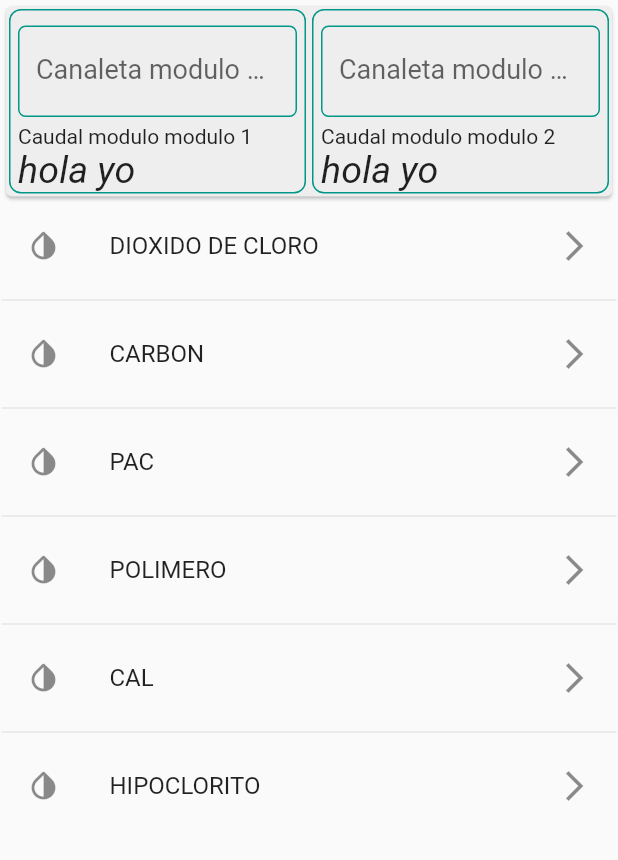
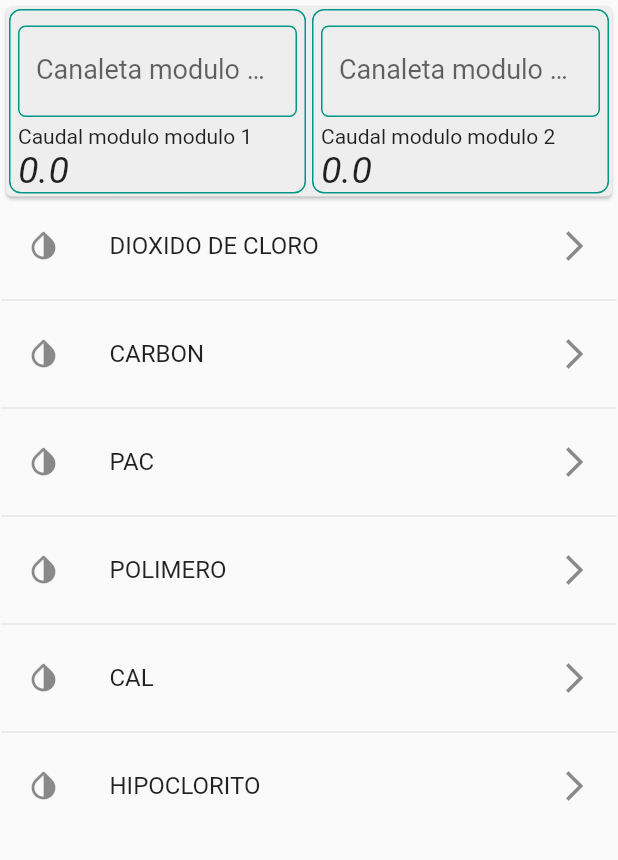
Before and after one commit to HadezVargas/dosificacion, a Flutter app: the screen it shows after launch, on a phone screen of 412 x 824 dp, the part 84-944 px from its top. Run offline on Flutter 3.47's test engine with Material 2 defaults, Android fonts, the phone set to English and light mode, and no system bars; our stand-ins replace get, stop_watch_timer.

```diff
--- a/dosificacion/lib/app/core/utils/barrel_files/bindings.dart
+++ b/dosificacion/lib/app/core/utils/barrel_files/bindings.dart
@@ -7,3 +7,4 @@ export 'package:dosificacion/app/modules/estabilizacion/estabilizacion_binding.d
 export 'package:dosificacion/app/modules/floculacion/floculacion_binding.dart';
 export 'package:dosificacion/app/modules/home/home_binding.dart';
 export 'package:dosificacion/app/modules/oxidacion/oxidacion_binding.dart';
+export 'package:dosificacion/app/modules/splash/splash_binding.dart';
--- a/dosificacion/lib/app/core/utils/barrel_files/controllers.dart
+++ b/dosificacion/lib/app/core/utils/barrel_files/controllers.dart
@@ -8,3 +8,4 @@ export 'package:dosificacion/app/modules/estabilizacion/estabilizacion_controlle
 export 'package:dosificacion/app/modules/floculacion/floculacion_controller.dart';
 export 'package:dosificacion/app/modules/home/home_controller.dart';
 export 'package:dosificacion/app/modules/oxidacion/oxidacion_controller.dart';
+export 'package:dosificacion/app/modules/splash/splash_controller.dart';
--- a/dosificacion/lib/app/core/utils/barrel_files/screens.dart
+++ b/dosificacion/lib/app/core/utils/barrel_files/screens.dart
@@ -7,3 +7,4 @@ export 'package:dosificacion/app/modules/estabilizacion/estabilizacion_screen.da
 export 'package:dosificacion/app/modules/floculacion/floculacion_screen.dart';
 export 'package:dosificacion/app/modules/home/home_screen.dart';
 export 'package:dosificacion/app/modules/oxidacion/oxidacion_screen.dart';
+export 'package:dosificacion/app/modules/splash/splash_screen.dart';
--- a/dosificacion/lib/app/data/global_controller/global_controller.dart
+++ b/dosificacion/lib/app/data/global_controller/global_controller.dart
@@ -7,15 +7,18 @@ import 'package:get/get.dart';
 import 'package:stop_watch_timer/stop_watch_timer.dart';
 
 class GlobalController extends GetxController {
-  final RxDouble _caudal_Modulo_1 = 0.0.obs;
-  final RxDouble _caudal_Modulo_2 = 0.0.obs;
-  final RxDouble _caudal_Total = 220.0.obs;
+  final RxDouble _caudalModulo_1 = 0.0.obs;
+  final RxDouble _caudalModulo_2 = 0.0.obs;
+  final RxDouble _caudalTotal = 220.0.obs;
   final StopWatchTimer _stopWatch = StopWatchTimer(mode: StopWatchMode.countUp);
 
-  RxDouble get caudalModulo1 => _caudal_Modulo_1;
-  RxDouble get caudalModulo2 => _caudal_Modulo_2;
-  RxDouble get caudalTotal => _caudal_Total;
+  RxDouble get caudalModulo1 => _caudalModulo_1;
+  RxDouble get caudalModulo2 => _caudalModulo_2;
+  RxDouble get caudalTotal => _caudalTotal;
   StopWatchTimer get stopWatch => _stopWatch;
+
+  setcaudalModulo1(double valor) => _caudalModulo_1.value = valor;
+  setcaudalModulo2(double valor) => _caudalModulo_2.value = valor;
 
   /// Funciones para el manejo del cronometro
   void start() => _stopWatch.onExecute.add(StopWatchExecute.start);
--- a/dosificacion/lib/app/data/global_widgets/custom_input_field.dart
+++ b/dosificacion/lib/app/data/global_widgets/custom_input_field.dart
@@ -10,8 +10,12 @@ class CustomInputField extends StatelessWidget {
     this.initialValue,
     this.captura,
     this.controller,
+    this.funcionCaudal,
+    this.setcaudal,
   }) : super(key: key);
   //TODO: definir que son cada una de estos atributos
+  final Function? funcionCaudal;
+  final Function? setcaudal;
   final Function? function;
   final Function? setFunction;
   final String? label;
@@ -33,11 +37,7 @@ class CustomInputField extends StatelessWidget {
       style: const TextStyle(fontSize: 18),
       keyboardType: TextInputType.number,
       onChanged: (value) {
-        if (setFunction != null && function != null) {
-          setFunction!(value, function);
-        } else if (setFunction != null) {
-          setFunction!(value);
-        }
+        setcaudal!(funcionCaudal!(double.parse(value)));
       },
     );
   }
--- a/dosificacion/lib/app/modules/dosificacion/dosificacion_controller.dart
+++ b/dosificacion/lib/app/modules/dosificacion/dosificacion_controller.dart
@@ -1,3 +1,10 @@
 import 'package:get/get.dart';
 
-class DosificacionController extends GetxController {}
+import 'package:dosificacion/app/core/utils/barrel_files/providers.dart';
+
+class DosificacionController extends GetxController {
+  double alturaCanaleta_1 = 0;
+  double alturaCanaleta_2 = 0;
+
+  Function caudal = FormulasProvider.caudal;
+}
--- a/dosificacion/lib/app/modules/dosificacion/dosificacion_repository.dart
+++ b/dosificacion/lib/app/modules/dosificacion/dosificacion_repository.dart
@@ -0,0 +1 @@
+class DosificacionReposituory {}
--- a/dosificacion/lib/app/modules/dosificacion/dosificacion_screen.dart
+++ b/dosificacion/lib/app/modules/dosificacion/dosificacion_screen.dart
@@ -11,13 +11,12 @@ class DosificacionScreen extends StatelessWidget {
 
   @override
   Widget build(BuildContext context) {
-    return GetBuilder<DosificacionController>(builder: (_) {
     return Scaffold(
         appBar: AppBar(title: const Center(child: Text('Dosificacion'))),
         body: SingleChildScrollView(
             child: Column(
           children: [
-              const CardCaudales(),
+            CardCaudales(),
             Container(
               decoration: AppTheme.decorationContainer,
               //TODO: cambiar la funcion por la de guardar en base de datos
@@ -25,6 +24,5 @@ class DosificacionScreen extends StatelessWidget {
             )
           ],
         )));
-    });
   }
 }
--- a/dosificacion/lib/app/modules/dosificacion/local_widgets/card_caudales.dart
+++ b/dosificacion/lib/app/modules/dosificacion/local_widgets/card_caudales.dart
@@ -1,19 +1,40 @@
+import 'package:dosificacion/app/core/utils/barrel_files/controllers.dart';
 import 'package:dosificacion/app/modules/dosificacion/local_widgets/input_caudal_canaleta.dart';
 import 'package:flutter/material.dart';
 import 'package:get/get.dart';
 
 class CardCaudales extends StatelessWidget {
-  const CardCaudales({Key? key}) : super(key: key);
+  CardCaudales({Key? key}) : super(key: key);
 
   @override
   Widget build(BuildContext context) {
-    return Card(
-      child: Row(
-        children: const [
-          InputCaudalCanaleta(modulo: 'modulo 1'),
-          InputCaudalCanaleta(modulo: 'modulo 2')
-        ],
-      ),
+    final GlobalController global = Get.find<GlobalController>();
+    final setCaudal1 = global.setcaudalModulo1;
+    final setCaudal2 = global.setcaudalModulo2;
+    final caudal1 = global.caudalModulo1;
+    final caudal2 = global.caudalModulo2;
+    return GetBuilder<DosificacionController>(
+      builder: (_) {
+        Function funcionCaudal = _.caudal;
+        return Card(
+          child: Row(
+            children: [
+              InputCaudalCanaleta(
+                modulo: 'modulo 1',
+                funcionCaudal: funcionCaudal,
+                setCaudal: setCaudal1,
+                caudal: caudal1,
+              ),
+              InputCaudalCanaleta(
+                modulo: 'modulo 2',
+                funcionCaudal: funcionCaudal,
+                setCaudal: setCaudal2,
+                caudal: caudal2,
+              )
+            ],
+          ),
+        );
+      },
     );
   }
 }
--- a/dosificacion/lib/app/modules/dosificacion/local_widgets/input_caudal_canaleta.dart
+++ b/dosificacion/lib/app/modules/dosificacion/local_widgets/input_caudal_canaleta.dart
@@ -1,3 +1,4 @@
+import 'package:dosificacion/app/core/utils/barrel_files/controllers.dart';
 import 'package:flutter/material.dart';
 import 'package:get/get.dart';
 
@@ -7,7 +8,17 @@ import '../../../core/utils/barrel_files/global_widgets.dart';
 class InputCaudalCanaleta extends StatelessWidget {
   ///[modulo] recibe un string con el numero del modulo que se va a mostrar
   final String modulo;
-  const InputCaudalCanaleta({Key? key, required this.modulo}) : super(key: key);
+  final Function funcionCaudal;
+  final Function setCaudal;
+  final RxDouble caudal;
+  // GlobalController global = Get.find();
+  const InputCaudalCanaleta(
+      {Key? key,
+      required this.modulo,
+      required this.funcionCaudal,
+      required this.setCaudal,
+      required this.caudal})
+      : super(key: key);
 
   @override
   Widget build(BuildContext context) {
@@ -25,6 +36,8 @@ class InputCaudalCanaleta extends StatelessWidget {
                 child: CustomInputField(
                   label: 'Canaleta modulo $modulo',
                   hintText: 'Altura canaleta',
+                  funcionCaudal: funcionCaudal,
+                  setcaudal: setCaudal,
                 )),
             Padding(
                 padding: const EdgeInsets.only(left: 5),
@@ -33,10 +46,11 @@ class InputCaudalCanaleta extends StatelessWidget {
                 )),
             Padding(
                 padding: const EdgeInsets.only(left: 5),
-                child: Text(
-                  'hola yo',
-                  style: TextStyle(fontStyle: FontStyle.italic, fontSize: 25),
-                )),
+                child: Obx(() => Text(
+                      caudal.value.toString(),
+                      style: const TextStyle(
+                          fontStyle: FontStyle.italic, fontSize: 25),
+                    ))),
           ],
         ),
       ),
--- /dev/null
+++ b/dosificacion/lib/app/modules/splash/splash_binding.dart
@@ -0,0 +1,10 @@
+import 'package:get/get.dart';
+
+import 'package:dosificacion/app/modules/Splash/splash_controller.dart';
+
+class SplashBinding implements Bindings {
+  @override
+  void dependencies() {
+    Get.lazyPut<SplashController>(() => SplashController());
+  }
+}
--- /dev/null
+++ b/dosificacion/lib/app/modules/splash/splash_controller.dart
@@ -0,0 +1,3 @@
+import 'package:get/get.dart';
+
+class SplashController extends GetxController {}
--- /dev/null
+++ b/dosificacion/lib/app/modules/splash/splash_screen.dart
@@ -0,0 +1,16 @@
+import 'package:flutter/material.dart';
+import 'package:get/get.dart';
+
+class SplashScreen extends StatelessWidget {
+  const SplashScreen({Key? key}) : super(key: key);
+
+  @override
+  Widget build(BuildContext context) {
+    return Scaffold(
+      appBar: AppBar(title: const Center(child: Text('Splash Screen'))),
+      body: const SafeArea(
+        child: Center(child: Text('Splash Screen')),
+      ),
+    );
+  }
+}
--- a/dosificacion/lib/app/routes/dosificacion_route.dart
+++ b/dosificacion/lib/app/routes/dosificacion_route.dart
@@ -49,6 +49,7 @@ class DosificacionRoute {
 
   static List<GetPage<dynamic>>? getAppRoutesDosificacion() {
     List<GetPage<dynamic>>? appRoutes = [];
+
     appRoutes.addAll({
       GetPage(
           name: '/dosificacion',
```
Also changed, not shown: dosificacion/lib/app/modules/splash/splash_repository.dart (added). Lines whose indentation alone changed are shown as unchanged.
